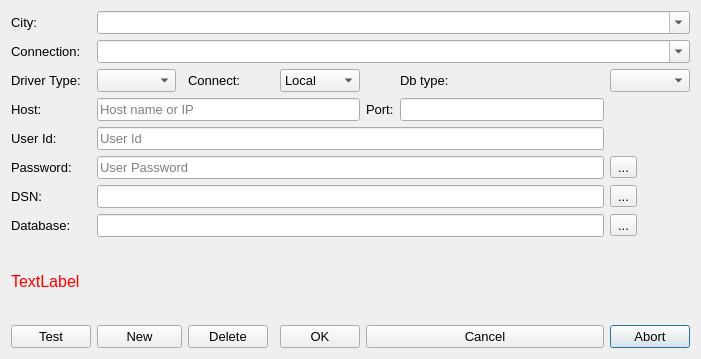
Above: mapper_app/ui/editconnectionsdlg.ui from allenck/mapper before the change. Below: the same form after it.
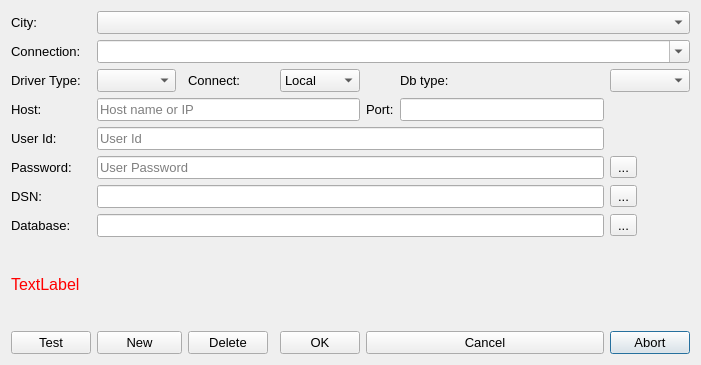
That is the form after the change. Icons and pictures are not drawn.

What changed in the file:
```diff
--- a/mapper_app/ui/editconnectionsdlg.ui
+++ b/mapper_app/ui/editconnectionsdlg.ui
@@ -7,7 +7,7 @@
     <x>0</x>
     <y>0</y>
     <width>701</width>
-    <height>359</height>
+    <height>365</height>
    </rect>
   </property>
   <property name="font">
@@ -162,7 +162,7 @@
       <string>&lt;html&gt;&lt;head/&gt;&lt;body&gt;&lt;p&gt;&lt;span style=&quot; font-weight:600;&quot;&gt;Select an existing city from the dropdown list.&lt;/span&gt;&lt;/p&gt;&lt;/body&gt;&lt;/html&gt;</string>
      </property>
      <property name="editable">
-      <bool>true</bool>
+      <bool>false</bool>
      </property>
     </widget>
    </item>
```
Left out of the diff: 4 changed lines with no effect on the pictures.
